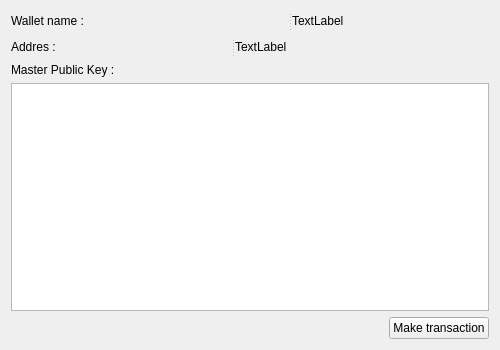
bmstu-iu8-2018-project/wallet, file online_wallet/informationwindow.ui: the form before one commit.
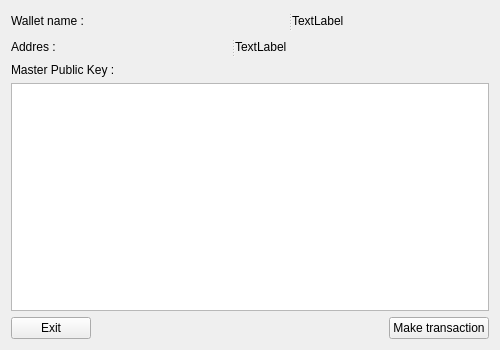
The form after the commit.

Patch:
```diff
--- a/online_wallet/informationwindow.ui
+++ b/online_wallet/informationwindow.ui
@@ -13,8 +13,6 @@
   <property name="windowTitle">
    <string>Form</string>
   </property>
-  <layout class="QVBoxLayout" name="verticalLayout_4">
-   <item>
     <layout class="QVBoxLayout" name="verticalLayout_2">
      <item>
       <widget class="QSplitter" name="splitter">
@@ -73,6 +71,15 @@
         <layout class="QVBoxLayout" name="verticalLayout_3"/>
        </item>
       </layout>
+   </item>
+   <item>
+    <layout class="QHBoxLayout" name="horizontalLayout">
+     <item alignment="Qt::AlignLeft">
+      <widget class="QPushButton" name="exit">
+       <property name="text">
+        <string>Exit</string>
+       </property>
+      </widget>
      </item>
      <item alignment="Qt::AlignRight">
       <widget class="QPushButton" name="make_transaction">
```
Lines whose indentation alone changed are shown as unchanged.
